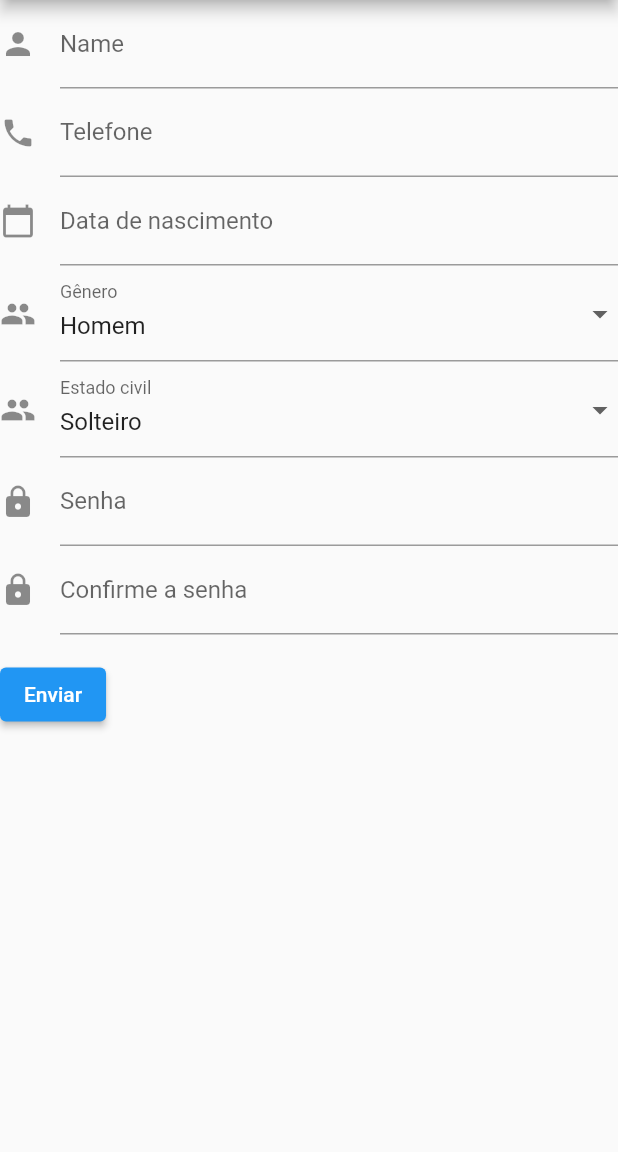
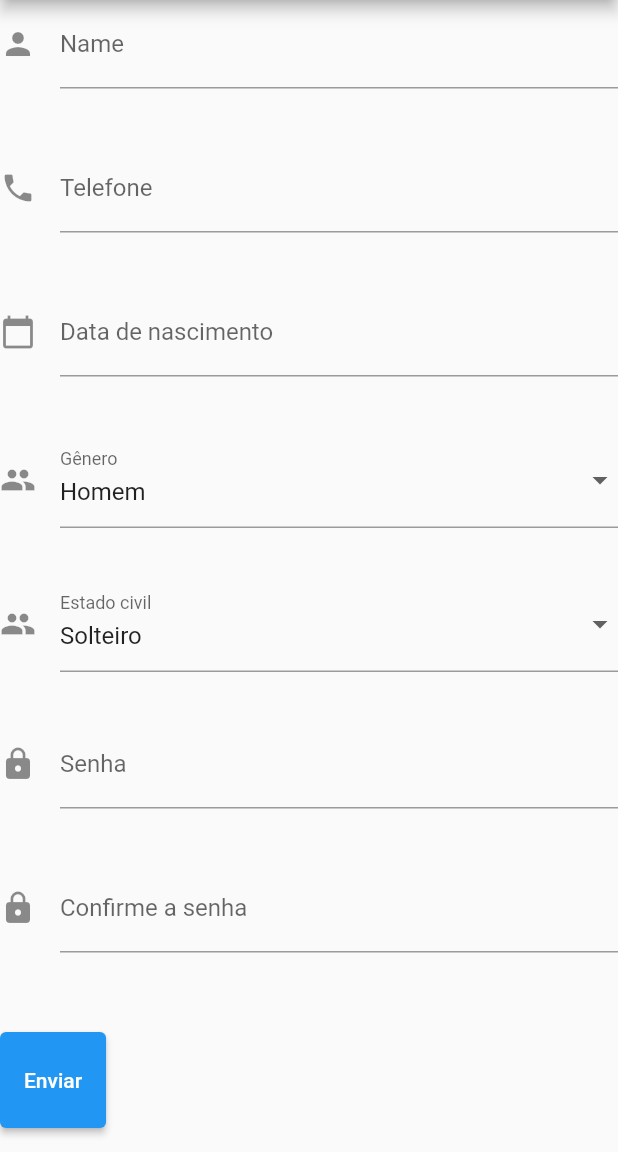
Before and after one commit to DayXL/Atividades-de-POO-1, a Flutter app: the screen it shows after launch, on a phone screen of 412 x 824 dp, the part 84-1236 px from its top. Run offline on Flutter 3.47's test engine with Material 2 defaults, Android fonts, the phone set to English and light mode, and no system bars; our stand-ins replace flutter_datetime_picker, flutter_hooks.

Commit message:
colocado expanded

```diff
--- a/tarefa6/lib/main.dart
+++ b/tarefa6/lib/main.dart
@@ -73,7 +73,8 @@ class MyCustomFormState extends State<MyCustomForm> {
       child: Column(
         crossAxisAlignment: CrossAxisAlignment.start,
         children: [
-          TextFormField(
+          Expanded(
+            child: TextFormField(
               decoration: const InputDecoration(
                 icon: Icon(Icons.person),
                 hintText: 'Escreva seu nome',
@@ -88,8 +89,10 @@ class MyCustomFormState extends State<MyCustomForm> {
               },
 
             ),
+          ),
 
-          TextFormField(
+          Expanded(
+            child: TextFormField(
               decoration: const InputDecoration(
                 icon: Icon(Icons.phone),
                 hintText: 'Digite seu número de telefone',
@@ -104,8 +107,10 @@ class MyCustomFormState extends State<MyCustomForm> {
               },
 
             ),
+          ),
 
-          GestureDetector(
+          Expanded(
+            child: GestureDetector(
               onTap: () {
                 DatePicker.showDatePicker(
                   context,
@@ -140,8 +145,10 @@ class MyCustomFormState extends State<MyCustomForm> {
                 ),
               ),
             ),
+          ),
 
-          DropdownButtonFormField<String>(
+          Expanded(
+            child: DropdownButtonFormField<String>(
               decoration: const InputDecoration(
                 icon: Icon(Icons.people),
                 hintText: 'Selecione seu gênero',
@@ -161,8 +168,10 @@ class MyCustomFormState extends State<MyCustomForm> {
                 );
               }).toList(),
             ),
+          ),
 
-          DropdownButtonFormField<String>(
+          Expanded(
+            child: DropdownButtonFormField<String>(
               decoration: const InputDecoration(
                 icon: Icon(Icons.people),
                 hintText: 'Selecione seu estado civil',
@@ -184,8 +193,10 @@ class MyCustomFormState extends State<MyCustomForm> {
                 );
               }).toList(),
             ),
+          ),
 
-          TextFormField(
+          Expanded(
+            child: TextFormField(
               decoration: const InputDecoration(
                 icon: Icon(Icons.lock),
                 hintText: 'Digite sua senha',
@@ -196,8 +207,10 @@ class MyCustomFormState extends State<MyCustomForm> {
               controller: _passwordController,
               validator: _validatePassword,
             ),
+          ),
 
-          TextFormField(
+          Expanded(
+            child: TextFormField(
               decoration: const InputDecoration(
                 icon: Icon(Icons.lock),
                 hintText: 'Confirme sua senha',
@@ -208,8 +221,10 @@ class MyCustomFormState extends State<MyCustomForm> {
               controller: _confirmPasswordController,
               validator: _validateConfirmPassword,
             ),
+          ),
 
-          Padding(
+          Expanded(
+            child: Padding(
               padding: const EdgeInsets.symmetric(vertical: 16.0),
 
               child: ElevatedButton(
@@ -226,6 +241,7 @@ class MyCustomFormState extends State<MyCustomForm> {
 
               ),
             ),
+          ),
         ],
       ),
     );
```
Lines whose indentation alone changed are shown as unchanged.
